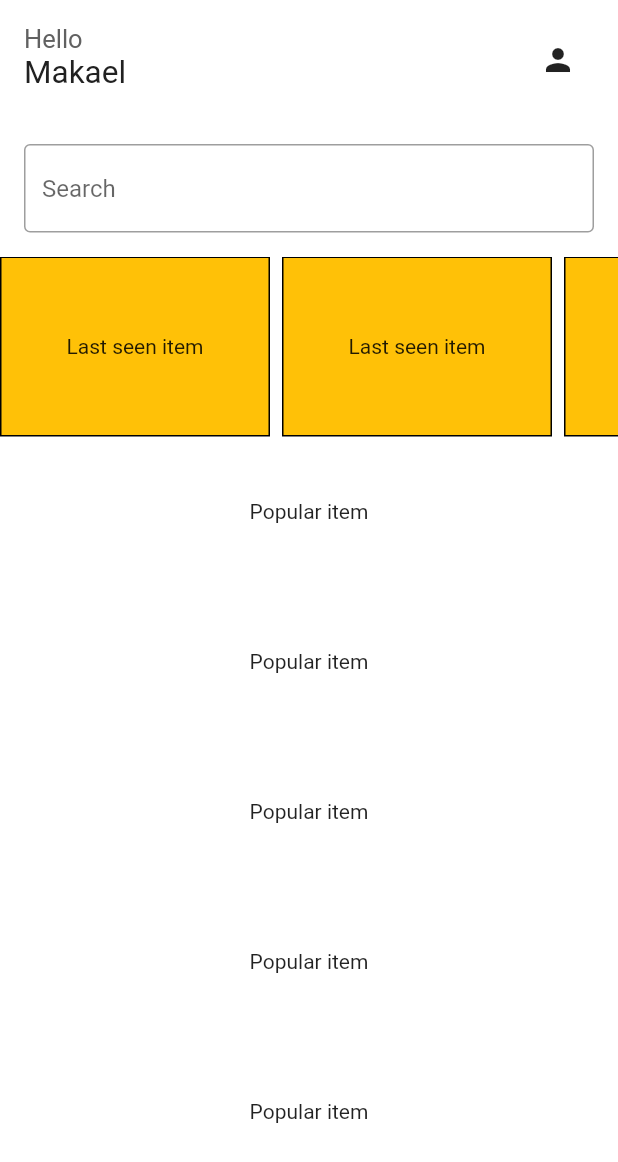
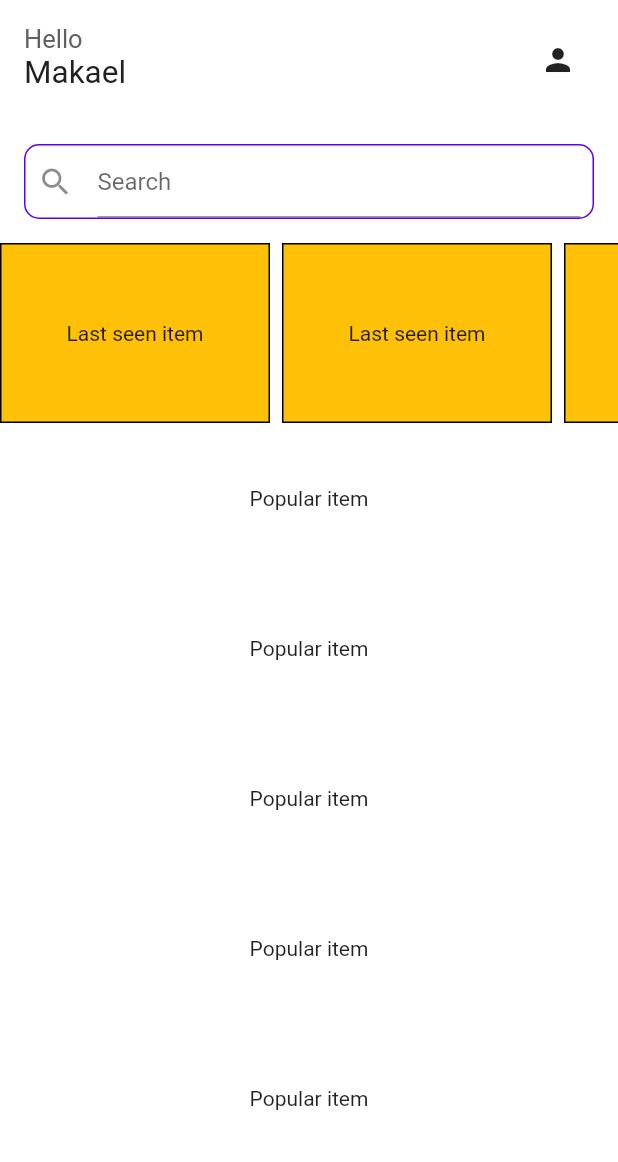
Before and after one commit to dzungvu/animation_shop, a Flutter app: the screen it shows after launch, on a phone screen of 412 x 824 dp. Shown: the top 1162 px of the screen. Run offline on Flutter 3.47's test engine with Material 2 defaults, Android fonts, the phone set to English and light mode, and no system bars; our stand-ins replace shared_preferences.

Commit message:
Add search text controll

```diff
--- a/animation_shop/lib/res/dimens.dart
+++ b/animation_shop/lib/res/dimens.dart
@@ -2,6 +2,8 @@ class Dimens {
   //Distance
   static const double basicMargin = 16;
   static const double marginItem = 8;
+
+  static const double paddingTextField = 8;
 
   //Size
   static const double basicIconSize = 16;
@@ -13,6 +15,9 @@ class Dimens {
   static const double popularItemHeight = 100;
   static const double popularItemWidth = double.infinity;
 
+  //Radius
+  static const double textSearchRadius = 10;
+
   //Text size
   static const double largeTitle = 17;
   static const double largeContent = 21;
--- a/animation_shop/lib/src/ui/screen/home/home_screen.dart
+++ b/animation_shop/lib/src/ui/screen/home/home_screen.dart
@@ -90,13 +90,29 @@ class _HomeScreenState extends BaseScreenState<HomeScreen> with BasicScreen {
   }
 
   Widget _getSearchView() {
+    TextEditingController _textSearchController = TextEditingController();
     return Padding(
       padding: const EdgeInsets.all(Dimens.basicMargin),
-      child: TextField(
-        textAlign: TextAlign.start,
-        decoration: InputDecoration(
-          hintText: 'Search',
-          border: OutlineInputBorder(),
+      child: Container(
+        padding: EdgeInsets.symmetric(horizontal: Dimens.paddingTextField),
+        decoration: BoxDecoration(
+            borderRadius: BorderRadius.all(
+              Radius.circular(Dimens.textSearchRadius),
+            ),
+            border: Border.all(
+              color: Theme.of(context).colorScheme.primary,
+            )),
+        child: TextField(
+          controller: _textSearchController,
+          textAlign: TextAlign.start,
+          textInputAction: TextInputAction.search,
+          onSubmitted: (value) {
+            print('Search for key word: $value');
+          },
+          decoration: InputDecoration(
+            icon: Icon(Icons.search),
+            hintText: 'Search',
+          ),
         ),
       ),
     );
```
